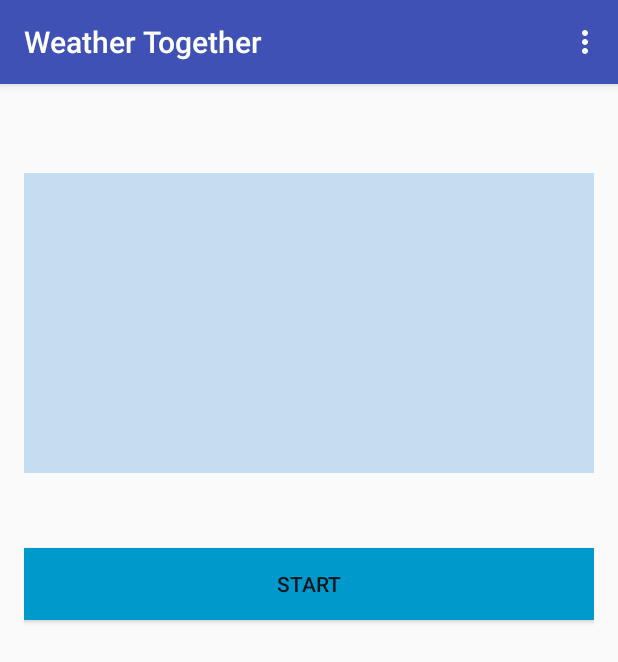
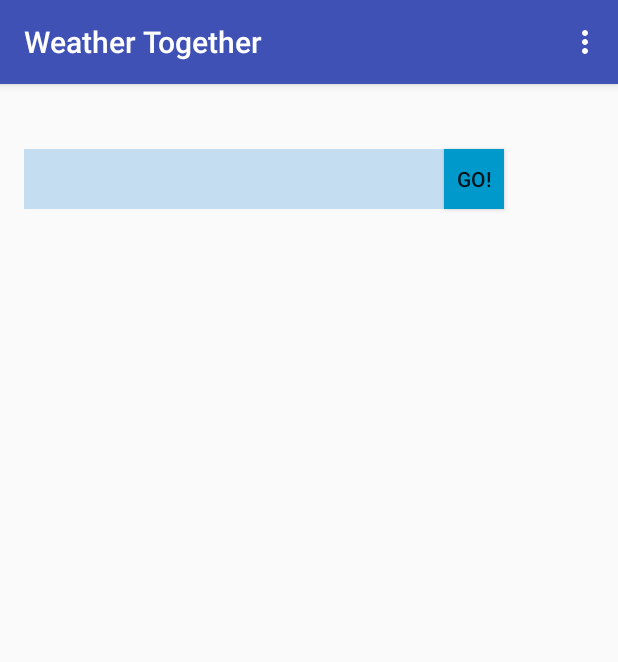
Before and after one commit to Rextuz/weather-together, an Android app: the screen it shows after launch (MainActivity), on a phone screen of 412 x 824 dp. Shown: the top 662 px of the screen. Run offline under Robolectric (Android 15) with nearby library versions, the phone set to English and light mode, and no system bars.

Commit message:
Преобразованы элементы интерфейса; добавлено меню

```diff
--- a/app/src/main/res/layout/content_main.xml
+++ b/app/src/main/res/layout/content_main.xml
@@ -12,25 +12,25 @@
     android:clickable="true">
 
     <EditText
-        android:layout_width="505dp"
-        android:layout_height="200dp"
+        android:layout_width="280dp"
+        android:layout_height="40dp"
         android:id="@+id/editText"
-        android:layout_marginTop="43dp"
+        android:layout_marginTop="27dp"
         android:inputType="text"
         android:background="#c5ddf0"
         android:layout_alignParentTop="true"
-        android:layout_alignParentRight="true"
-        android:layout_alignParentEnd="true" />
+        android:layout_alignParentLeft="true"
+        android:layout_alignParentStart="true" />
 
     <Button
-        android:layout_width="fill_parent"
-        android:layout_height="wrap_content"
-        android:text="Start"
+        android:layout_width="40dp"
+        android:layout_height="40dp"
+        android:text="@string/go"
         android:id="@+id/button"
-        android:layout_marginTop="50dp"
-        android:layout_below="@+id/editText"
-        android:layout_centerHorizontal="true"
         android:background="@android:color/holo_blue_dark"
-        android:onClick="onClick" />
+        android:onClick="onClick"
+        android:layout_alignTop="@+id/editText"
+        android:layout_toRightOf="@+id/editText"
+        android:layout_toEndOf="@+id/editText" />
 
 </RelativeLayout>
--- a/app/src/main/res/values/strings.xml
+++ b/app/src/main/res/values/strings.xml
@@ -1,4 +1,5 @@
 <resources>
     <string name="app_name">Weather Together</string>
     <string name="action_settings">Settings</string>
+    <string name="go">Go!</string>
 </resources>
```
